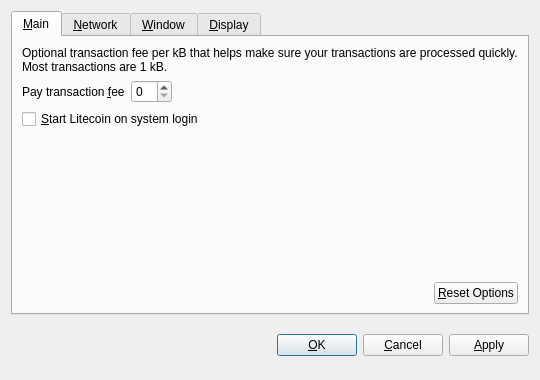
Qt form src/qt/forms/optionsdialog.ui (quatloo/quatloo) before a commit.
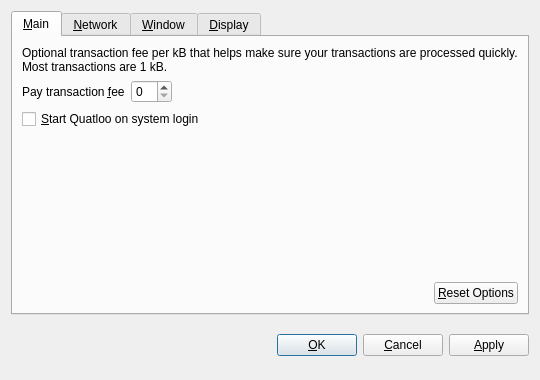
The same form after that commit. Custom widgets are drawn as their Qt base class.

```diff
--- a/src/qt/forms/optionsdialog.ui
+++ b/src/qt/forms/optionsdialog.ui
@@ -82,7 +82,7 @@
           <string>Automatically start Litecoin after logging in to the system.</string>
          </property>
          <property name="text">
-          <string>&amp;Start Litecoin on system login</string>
+          <string>&amp;Start Quatloo on system login</string>
          </property>
         </widget>
        </item>
```
Left out of the diff: 10 changed lines with no effect on the pictures.
